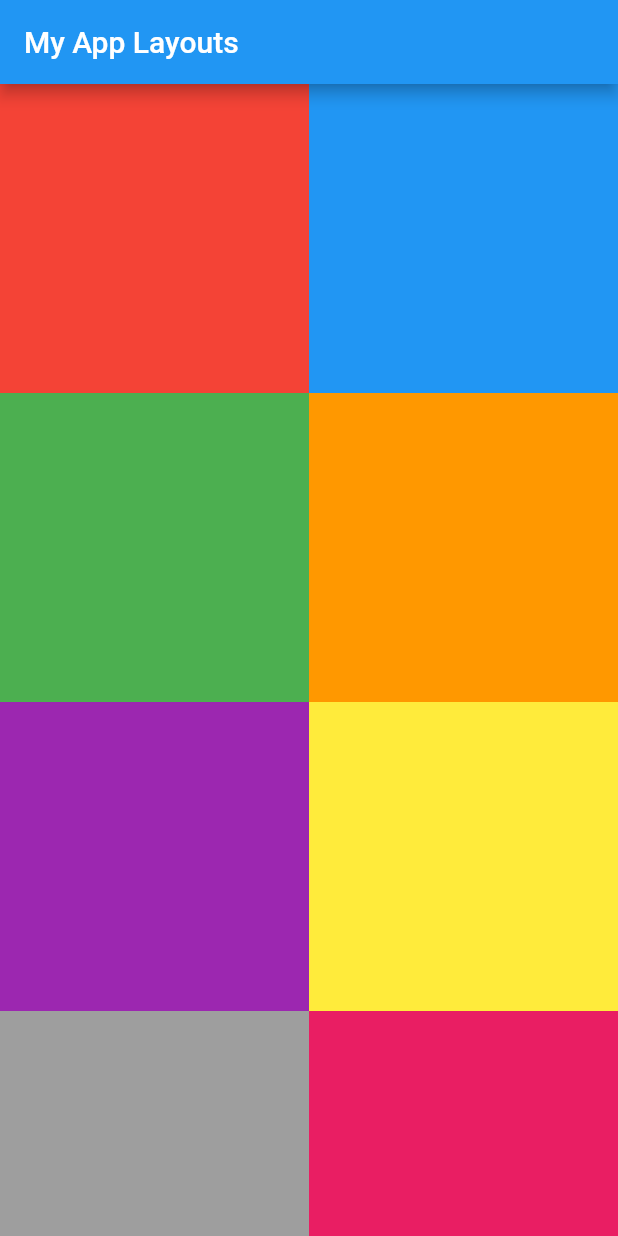
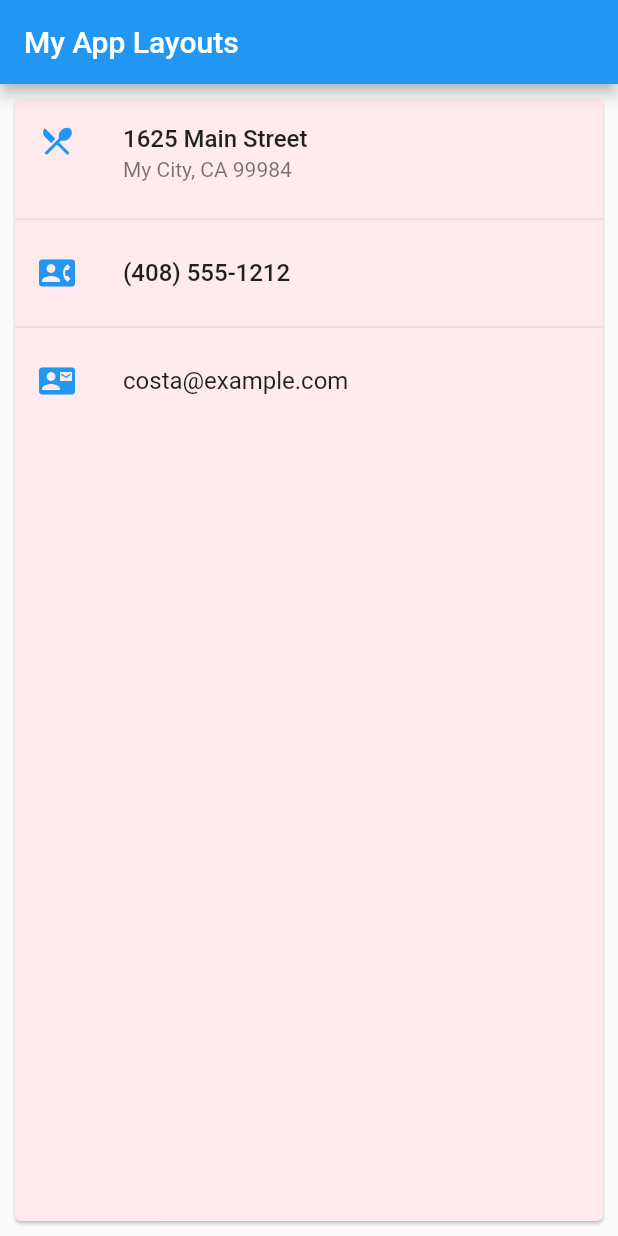
Before and after one commit to sanayut123/flutter_layouts, a Flutter app: the screen it shows after launch, on a phone screen of 412 x 824 dp. Run offline on Flutter 3.47's test engine with Material 2 defaults, Android fonts, the phone set to English and light mode, and no system bars.

Commit message:
card widget

```diff
--- a/lib/main.dart
+++ b/lib/main.dart
@@ -39,42 +39,42 @@ class MyApp extends StatelessWidget {
 class layoutWidget extends StatelessWidget {
   @override
   Widget build(BuildContext context) {
-    return GridView.count(
-      crossAxisCount: 2,
+    return Card(
+      clipBehavior: Clip.hardEdge,
+      margin: EdgeInsets.all(10.0),
+      color: Colors.red[50],
+      shadowColor: Colors.black,
+      child: Column(
         children: [
-        Container(
-          height: 100.0,
-          color: Colors.red,
+          ListTile(
+            title: Text('1625 Main Street',
+                style: TextStyle(fontWeight: FontWeight.w500)),
+            subtitle: Text('My City, CA 99984'),
+            leading: Icon(
+              Icons.restaurant_menu,
+              color: Colors.blue[500],
             ),
-        Container(
-          height: 100.0,
-          color: Colors.blue,
+
           ),
-        Container(
-          height: 100.0,
-          color: Colors.green,
+          Divider(),
+          ListTile(
+            title: Text('(408) 555-1212',
+                style: TextStyle(fontWeight: FontWeight.w500)),
+            leading: Icon(
+              Icons.contact_phone,
+              color: Colors.blue[500],
             ),
-        Container(
-          height: 100.0,
-          color: Colors.orange,
           ),
-        Container(
-          height: 100.0,
-          color: Colors.purple,
+          Divider(),
+          ListTile(
+            title: Text('costa@example.com'),
+            leading: Icon(
+              Icons.contact_mail,
+              color: Colors.blue[500],
             ),
-        Container(
-          height: 100.0,
-          color: Colors.yellow,
-        ),
-        Container(
-          height: 100.0,
-          color: Colors.grey,
-        ),
-        Container(
-          height: 100.0,
-          color: Colors.pink,
           ),
         ],
+      )
       );
   }
 }
```
Lines whose indentation alone changed are shown as unchanged.
